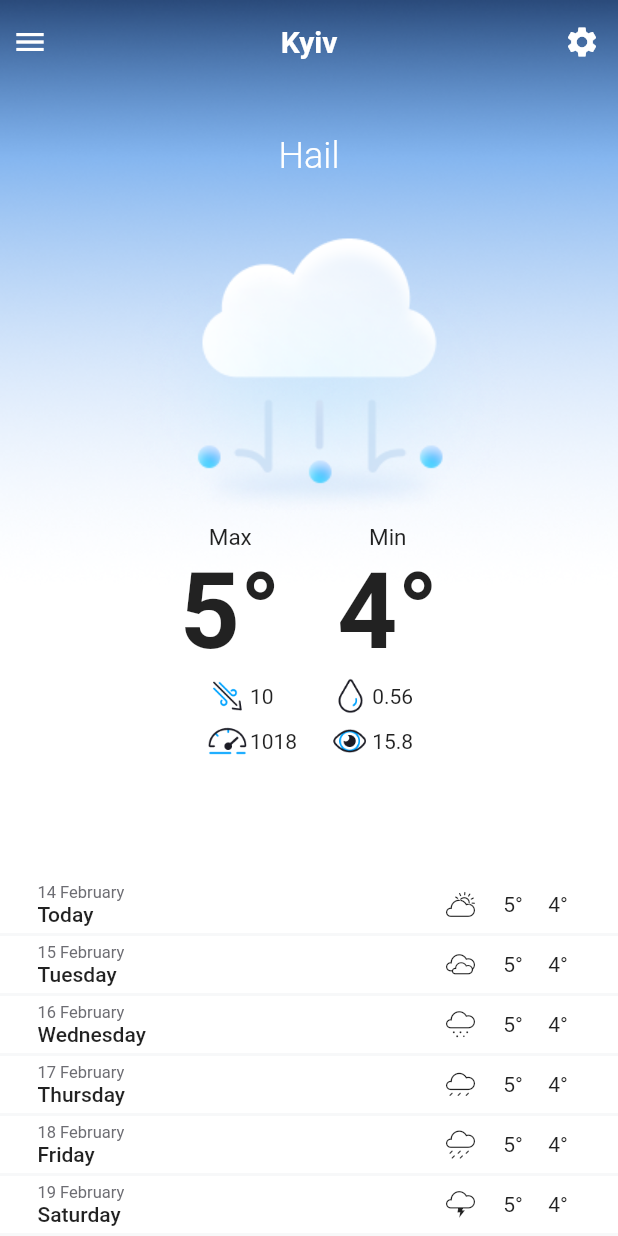
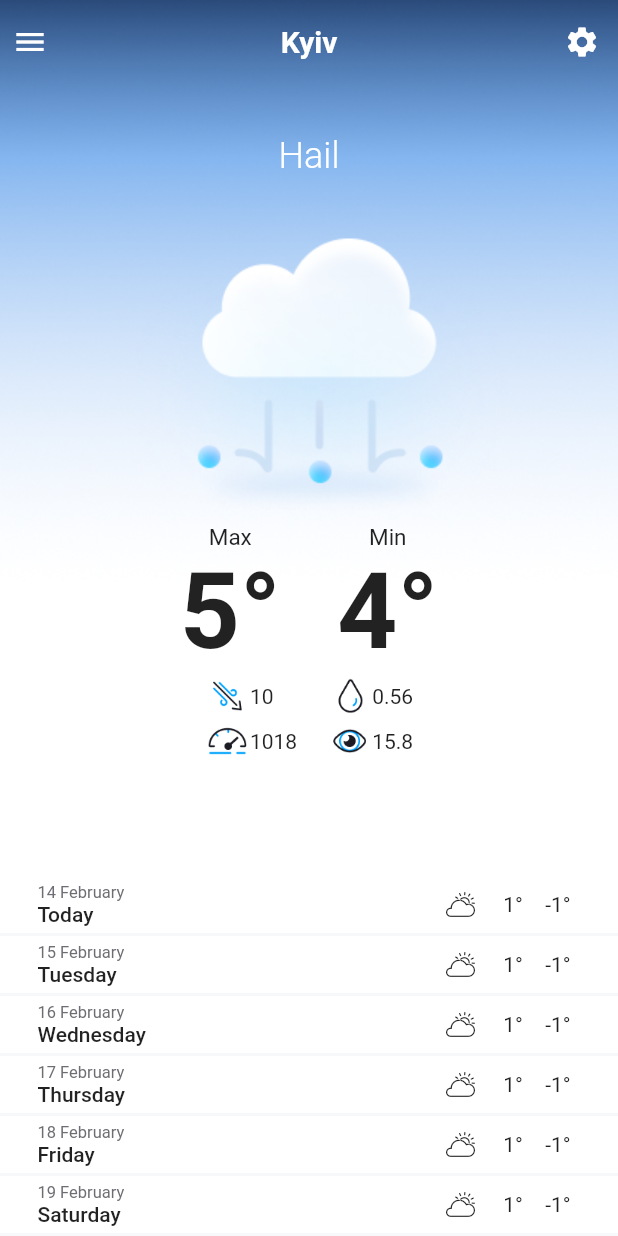
Before and after one commit to PoberzhetsAndriy/weather, a Flutter app: the screen it shows after launch, on a phone screen of 412 x 824 dp. Run offline on Flutter 3.47's test engine with Material 2 defaults, Android fonts, the phone set to English and light mode, and no system bars.

```diff
--- a/lib/main.dart
+++ b/lib/main.dart
@@ -1,5 +1,5 @@
 import 'package:flutter/material.dart';
-import 'package:weather/widgets/weather_screen.dart';
+import 'package:weather/screens/weather_screen.dart';
 import 'package:flutter/services.dart';
 import 'package:weather/models/fetch_weather_info.dart';
 
--- a/lib/models/weather_icons.dart
+++ b/lib/models/weather_icons.dart
@@ -26,11 +26,11 @@ class WeatherIcons {
       IconData(0xe800, fontFamily: _kFontFam, fontPackage: _kFontPkg);
   static const IconData hail =
       IconData(0xe801, fontFamily: _kFontFam, fontPackage: _kFontPkg);
-  static const IconData heavyClouds =
+  static const IconData heavyCloud =
       IconData(0xe802, fontFamily: _kFontFam, fontPackage: _kFontPkg);
   static const IconData heavyRain =
       IconData(0xe803, fontFamily: _kFontFam, fontPackage: _kFontPkg);
-  static const IconData lightClouds =
+  static const IconData lightCloud =
       IconData(0xe804, fontFamily: _kFontFam, fontPackage: _kFontPkg);
   static const IconData lightRain =
       IconData(0xe805, fontFamily: _kFontFam, fontPackage: _kFontPkg);
--- a/lib/widgets/weather_screen.dart
+++ b/lib/screens/weather_screen.dart
@@ -1,6 +1,6 @@
 import 'package:flutter/material.dart';
-import 'package:weather/widgets/saved_screen.dart';
-import 'package:weather/widgets/settings_screen.dart';
+import 'package:weather/screens/saved_screen.dart';
+import 'package:weather/screens/settings_screen.dart';
 import 'package:weather/widgets/today_weather.dart';
 import 'package:weather/widgets/week_weather.dart';
 
--- /dev/null
+++ b/lib/widgets/short_weather.dart
@@ -0,0 +1,39 @@
+import 'package:flutter/material.dart';
+import 'package:weather/widgets/weather_icon.dart';
+
+class ShortWeather extends StatelessWidget {
+  final String weatherState;
+  final num maxTemp;
+  final num minTemp;
+  const ShortWeather(
+      {required this.weatherState,
+      required this.maxTemp,
+      required this.minTemp});
+
+  @override
+  Widget build(BuildContext context) {
+    return Row(
+      mainAxisAlignment: MainAxisAlignment.spaceBetween,
+      children: [
+        Container(
+            width: 40,
+            alignment: Alignment.center,
+            child: WeatherIcon(weatherState)),
+        Container(
+          width: 30,
+          alignment: Alignment.center,
+          child: Text(
+            '${maxTemp.toString()}°',
+          ),
+        ),
+        Container(
+          width: 30,
+          alignment: Alignment.center,
+          child: Text(
+            '${minTemp.toString()}°',
+          ),
+        )
+      ],
+    );
+  }
+}
--- a/lib/widgets/today_weather.dart
+++ b/lib/widgets/today_weather.dart
@@ -14,6 +14,7 @@ class TodayWeather extends StatelessWidget {
     'Preasure': 1018,
     'Visibility': 15.8,
   };
+
   @override
   Widget build(BuildContext context) {
     return Column(
--- a/lib/widgets/weather_icon.dart
+++ b/lib/widgets/weather_icon.dart
@@ -7,9 +7,9 @@ class WeatherIcon extends StatelessWidget {
   static const Map icons ={
       'Clear': WeatherIcons.clear,
       'Hail': WeatherIcons.hail,
-      'Heavy Clouds': WeatherIcons.heavyClouds,
+      'Heavy Cloud': WeatherIcons.heavyCloud,
       'Heavy Rain': WeatherIcons.heavyRain,
-      'Light Clouds': WeatherIcons.lightClouds,
+      'Light Cloud': WeatherIcons.lightCloud,
       'Light Rain': WeatherIcons.lightRain,
       'Showers': WeatherIcons.showers,
       'Snow': WeatherIcons.snow,
--- a/lib/widgets/week_weather.dart
+++ b/lib/widgets/week_weather.dart
@@ -1,5 +1,6 @@
 import 'package:flutter/material.dart';
 import 'package:intl/intl.dart';
+import 'package:weather/widgets/short_weather.dart';
 import 'package:weather/widgets/weather_icon.dart';
 
 class WeekWeather extends StatefulWidget {
@@ -66,28 +67,10 @@ class _WeekWeatherState extends State<WeekWeather> {
                             )),
                       ],
                     ),
-                    Row(
-                      mainAxisAlignment: MainAxisAlignment.spaceBetween,
-                      children: [
-                        Container(
-                            width: 40,
-                            alignment: Alignment.center,
-                            child: WeatherIcon(day['Sky'] as String)),
-                        Container(
-                          width: 30,
-                          alignment: Alignment.center,
-                          child: Text(
-                            '${day['Max'].toString()}°',
-                          ),
-                        ),
-                        Container(
-                          width: 30,
-                          alignment: Alignment.center,
-                          child: Text(
-                            '${day['Min'].toString()}°',
-                          ),
-                        )
-                      ],
+                    const ShortWeather(
+                      weatherState: 'Light Cloud',
+                      minTemp: -1,
+                      maxTemp: 1,
                     ),
                   ],
                 ),
```
Also changed, not shown: lib/models/fetch_weather_info.dart (+23 -20 lines), lib/screens/adding_screen.dart (added, +115 -0 lines), lib/screens/saved_screen.dart (added, +96 -0 lines), lib/widgets/adding_screen.dart (deleted, +0 -99 lines), lib/widgets/saved_screen.dart (deleted, +0 -36 lines), lib/screens/settings_screen.dart (renamed from lib/widgets/settings_screen.dart).
